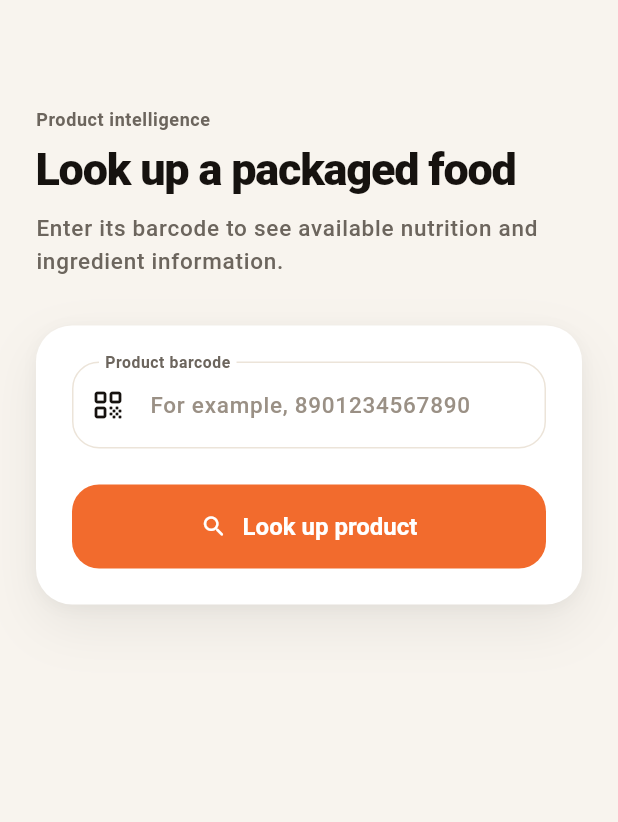
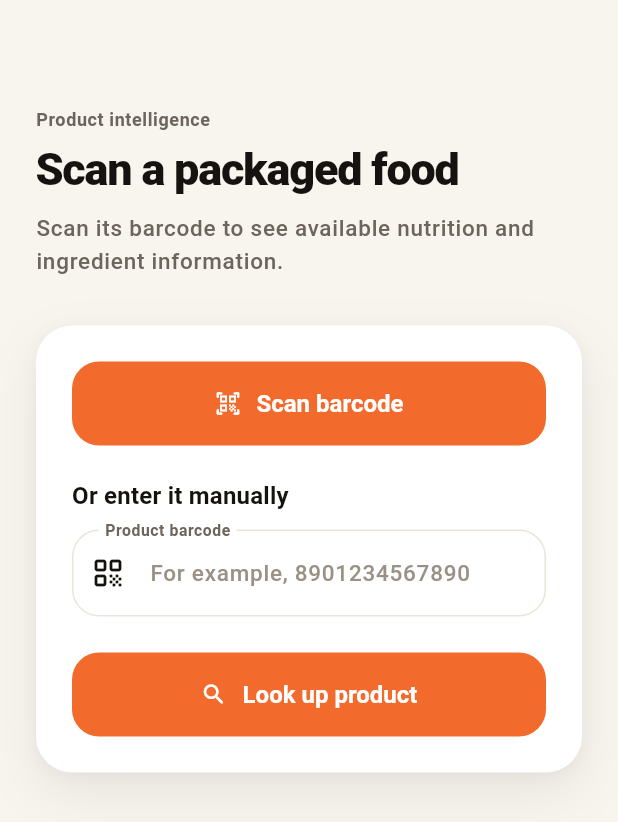
Before and after one commit to lalasmuathasim/PantriBox, a Flutter app: the ProductLookupScreen screen opened by its route, on a phone screen of 412 x 824 dp. Shown: the top 822 px of the screen. Run offline on Flutter 3.47's test engine with Material 3 defaults, Android fonts, the light colour scheme and no system bars; our stand-ins replace dio, flutter_riverpod, flutter_secure_storage, freezed_annotation, go_router, image_picker; missing offline and left inert: mobile_scanner; accounts and stored records are empty.

Commit message:
feat: add camera product barcode capture

```diff
--- a/mobile/lib/app/routing/app_router.dart
+++ b/mobile/lib/app/routing/app_router.dart
@@ -9,6 +9,7 @@ import 'package:pantribox_mobile/features/insights/presentation/insights_screen.
 import 'package:pantribox_mobile/features/onboarding/presentation/onboarding_screen.dart';
 import 'package:pantribox_mobile/features/profile/presentation/profile_screen.dart';
 import 'package:pantribox_mobile/features/product_intelligence/presentation/product_lookup_screen.dart';
+import 'package:pantribox_mobile/features/product_intelligence/presentation/product_barcode_scan_screen.dart';
 import 'package:pantribox_mobile/features/product_intelligence/presentation/scan_hub_screen.dart';
 import 'package:pantribox_mobile/features/receipt_scan/presentation/receipt_scan_screen.dart';
 import 'package:pantribox_mobile/features/shopping_lists/presentation/create_shopping_list_screen.dart';
@@ -69,7 +70,15 @@ GoRouter createRouter(WidgetRef ref, {String initialLocation = '/onboarding'}) {
       ),
       GoRoute(
         path: '/scan/product',
-        builder: (context, state) => const ProductLookupScreen(),
+        builder: (context, state) => ProductLookupScreen(
+          initialBarcode: state.uri.queryParameters['barcode'],
+        ),
+        routes: [
+          GoRoute(
+            path: 'barcode',
+            builder: (context, state) => const ProductBarcodeScanScreen(),
+          ),
+        ],
       ),
       GoRoute(
         path: '/insights',
--- a/mobile/lib/features/home/presentation/home_screen.dart
+++ b/mobile/lib/features/home/presentation/home_screen.dart
@@ -121,6 +121,13 @@ class HomeScreen extends ConsumerWidget {
                   subtitle: 'Capture price evidence',
                   icon: Icons.document_scanner_outlined,
                   onTap: () => context.go('/scan'),
+                ),
+                const SizedBox(width: PantriBoxSpacing.md),
+                PantriBoxQuickAction(
+                  label: 'Scan product',
+                  subtitle: 'Check what it contains',
+                  icon: Icons.qr_code_scanner_rounded,
+                  onTap: () => context.push('/scan/product'),
                 ),
                 const SizedBox(width: PantriBoxSpacing.md),
                 PantriBoxQuickAction(
--- a/mobile/lib/features/product_intelligence/presentation/product_lookup_screen.dart
+++ b/mobile/lib/features/product_intelligence/presentation/product_lookup_screen.dart
@@ -1,5 +1,6 @@
 import 'package:flutter/material.dart';
 import 'package:flutter_riverpod/flutter_riverpod.dart';
+import 'package:go_router/go_router.dart';
 import 'package:pantribox_mobile/app/theme/pantribox_spacing.dart';
 import 'package:pantribox_mobile/features/product_intelligence/application/product_intelligence_repository.dart';
 import 'package:pantribox_mobile/features/product_intelligence/application/product_lookup_models.dart';
@@ -13,7 +14,9 @@ import 'package:pantribox_mobile/shared/widgets/pantribox_section_header.dart';
 import 'package:pantribox_mobile/shared/widgets/pantribox_status_chip.dart';
 
 class ProductLookupScreen extends ConsumerStatefulWidget {
-  const ProductLookupScreen({super.key});
+  const ProductLookupScreen({super.key, this.initialBarcode});
+
+  final String? initialBarcode;
 
   @override
   ConsumerState<ProductLookupScreen> createState() =>
@@ -25,6 +28,16 @@ class _ProductLookupScreenState extends ConsumerState<ProductLookupScreen> {
   ProductLookupResult? _result;
   String? _error;
   bool _isLoading = false;
+
+  @override
+  void initState() {
+    super.initState();
+    final barcode = widget.initialBarcode;
+    if (barcode != null && barcode.isNotEmpty) {
+      _barcodeController.text = barcode;
+      WidgetsBinding.instance.addPostFrameCallback((_) => _lookupProduct());
+    }
+  }
 
   @override
   void dispose() {
@@ -78,15 +91,26 @@ class _ProductLookupScreenState extends ConsumerState<ProductLookupScreen> {
           children: [
             const PantriBoxScreenHeader(
               eyebrow: 'Product intelligence',
-              title: 'Look up a packaged food',
+              title: 'Scan a packaged food',
               subtitle:
-                  'Enter its barcode to see available nutrition and ingredient information.',
+                  'Scan its barcode to see available nutrition and ingredient information.',
             ),
             const SizedBox(height: PantriBoxSpacing.xl),
             PantriBoxCard(
               child: Column(
                 crossAxisAlignment: CrossAxisAlignment.start,
                 children: [
+                  PantriBoxPrimaryButton(
+                    label: 'Scan barcode',
+                    icon: Icons.qr_code_scanner_rounded,
+                    onPressed: () => context.push('/scan/product/barcode'),
+                  ),
+                  const SizedBox(height: PantriBoxSpacing.lg),
+                  Text(
+                    'Or enter it manually',
+                    style: Theme.of(context).textTheme.titleMedium,
+                  ),
+                  const SizedBox(height: PantriBoxSpacing.sm),
                   TextField(
                     controller: _barcodeController,
                     keyboardType: TextInputType.number,
--- a/mobile/pubspec.yaml
+++ b/mobile/pubspec.yaml
@@ -38,6 +38,7 @@ dependencies:
   go_router: ^16.2.1
   image_picker: ^1.2.0
   json_annotation: ^4.12.0
+  mobile_scanner: ^7.4.2
 
 dev_dependencies:
   flutter_test:
```
Also changed, not shown: mobile/lib/core/capture/product_barcode_scanner.dart (added, +114 -0 lines), mobile/lib/features/product_intelligence/presentation/product_barcode_scan_screen.dart (added, +125 -0 lines), mobile/pubspec.lock, 6 other files.
